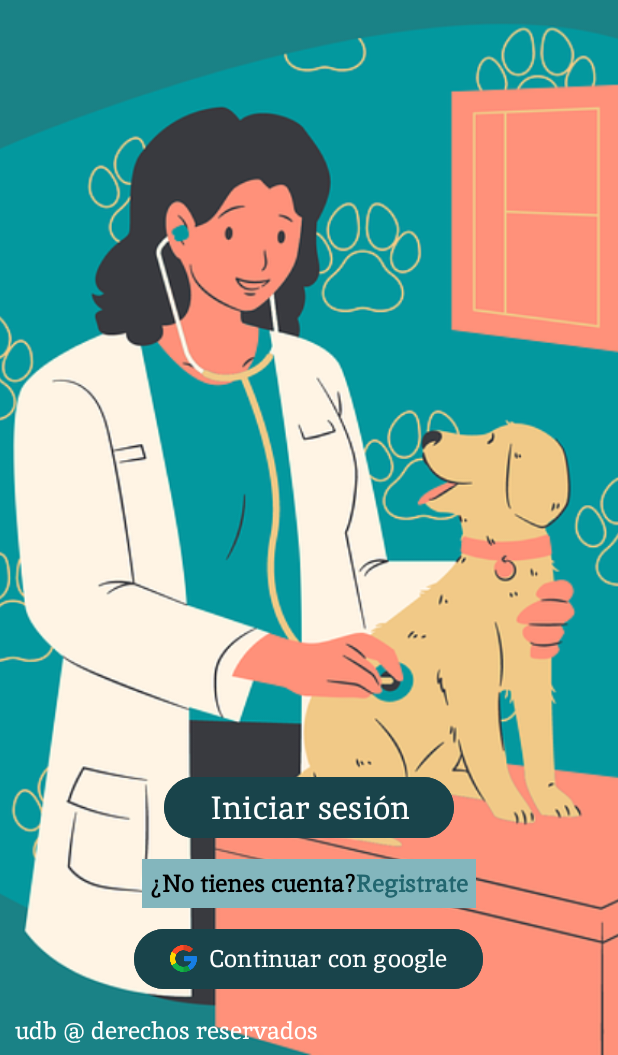
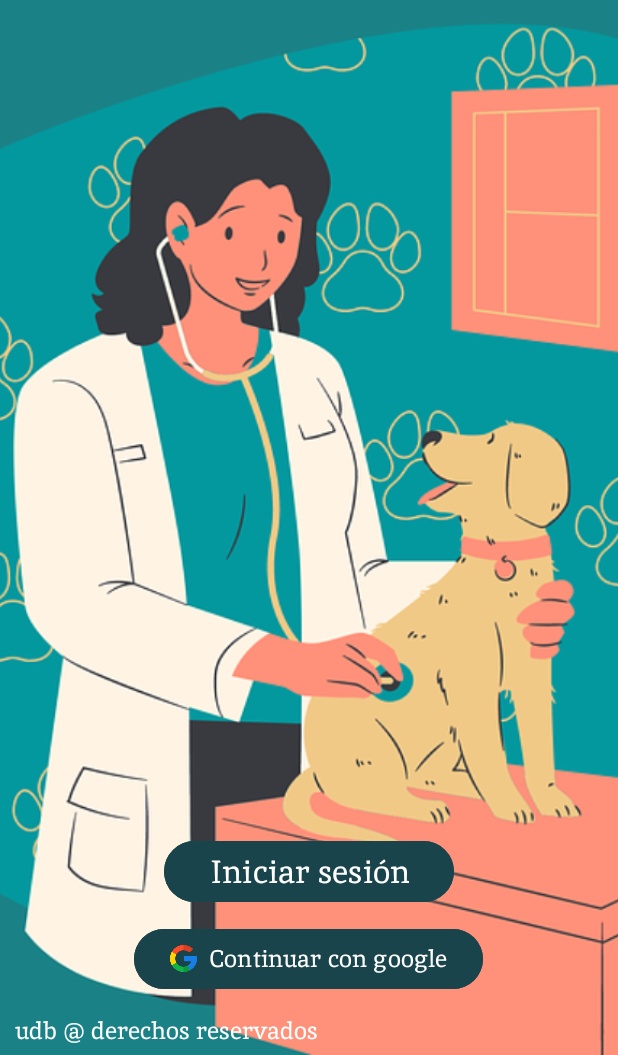
Before and after one commit to Exodimus/ProyectoDSM, an Android app: the screen it shows after launch (MainActivity), on a phone screen of 412 x 824 dp, the part 181-1236 px from its top. Run offline under Robolectric (Android 15) with nearby library versions, the phone set to English and light mode, and no system bars; our stand-ins replace Firebase (no records; nobody signed in at launch, a user with empty details on screens opened directly).

```diff
--- a/PawCareControl/app/src/main/AndroidManifest.xml
+++ b/PawCareControl/app/src/main/AndroidManifest.xml
@@ -12,6 +12,7 @@
         android:roundIcon="@mipmap/ic_launcher_round"
         android:supportsRtl="true"
         android:theme="@style/Theme.App.SplashScreen"
+        android:networkSecurityConfig="@xml/network_security_config"
         tools:targetApi="31">
         <activity
             android:name=".list_fragments.ListPetsFragment"
--- a/PawCareControl/app/src/main/java/com/example/pawcarecontrol/security_fragments/MainFragment.kt
+++ b/PawCareControl/app/src/main/java/com/example/pawcarecontrol/security_fragments/MainFragment.kt
@@ -1,7 +1,6 @@
 package com.example.pawcarecontrol.security_fragments
 
 import android.app.Activity
-import android.content.Intent
 import android.os.Bundle
 import androidx.fragment.app.Fragment
 import android.view.LayoutInflater
@@ -12,6 +11,7 @@ import android.widget.Toast
 import androidx.activity.result.contract.ActivityResultContracts
 import androidx.navigation.fragment.findNavController
 import com.example.pawcarecontrol.R
+import com.example.pawcarecontrol.model.User.UserClient
 import com.google.android.gms.auth.api.signin.GoogleSignIn
 import com.google.android.gms.auth.api.signin.GoogleSignInAccount
 import com.google.android.gms.auth.api.signin.GoogleSignInClient
@@ -19,9 +19,13 @@ import com.google.android.gms.auth.api.signin.GoogleSignInOptions
 import com.google.android.gms.tasks.Task
 import com.google.firebase.auth.FirebaseAuth
 import com.google.firebase.auth.GoogleAuthProvider
+import kotlinx.coroutines.CoroutineScope
+import kotlinx.coroutines.Dispatchers
+import kotlinx.coroutines.launch
+import kotlinx.coroutines.withContext
 
 class MainFragment : Fragment() {
-    private lateinit var auth : FirebaseAuth
+    private lateinit var auth: FirebaseAuth
     private lateinit var googleSignInClient: GoogleSignInClient
     override fun onCreateView(
         inflater: LayoutInflater, container: ViewGroup?,
@@ -35,17 +39,35 @@ class MainFragment : Fragment() {
             .requestEmail()
             .build()
 
-        googleSignInClient = GoogleSignIn.getClient(requireContext(),gso)
+        googleSignInClient = GoogleSignIn.getClient(requireContext(), gso)
         val signInButton = root.findViewById<Button>(R.id.sign_in_button)
 
-        signInButton.setOnClickListener{
+        signInButton.setOnClickListener {
             googleSignIn();
         }
 
         val btnToLogin = root.findViewById<Button>(R.id.btnToLogin)
 
-        btnToLogin.setOnClickListener{
-            findNavController().navigate(R.id.action_mainFragment_to_loginFragment)
+        btnToLogin.setOnClickListener {
+
+            CoroutineScope(Dispatchers.IO).launch {
+                try {
+                    val user = UserClient.service.getUserByEmailAndPass("dani@gmail.com", "password")
+                    // Actualizar la UI en el hilo principal
+                    withContext(Dispatchers.Main) {
+                        Toast.makeText(requireContext(), "Usuario: $user", Toast.LENGTH_LONG)
+                            .show()
+                    }
+                } catch (e: Exception) {
+                    withContext(Dispatchers.Main) {
+                        Toast.makeText(requireContext(), "Error: ${e.message}", Toast.LENGTH_LONG)
+                            .show()
+                        println(e)
+                    }
+                }
+            }
+
+            //findNavController().navigate(R.id.action_mainFragment_to_loginFragment)
         }
         return root
     }
@@ -55,32 +77,32 @@ class MainFragment : Fragment() {
         launcher.launch(signInClient)
     }
 
-    private val launcher = registerForActivityResult(ActivityResultContracts.StartActivityForResult()){
-            result->
-        if(result.resultCode == Activity.RESULT_OK){
-            val task = GoogleSignIn.getSignedInAccountFromIntent(result.data)
-            manageResults(task)
+    private val launcher =
+        registerForActivityResult(ActivityResultContracts.StartActivityForResult()) { result ->
+            if (result.resultCode == Activity.RESULT_OK) {
+                val task = GoogleSignIn.getSignedInAccountFromIntent(result.data)
+                manageResults(task)
+            }
         }
-    }
 
     private fun manageResults(task: Task<GoogleSignInAccount>) {
-        val account : GoogleSignInAccount? = task.result
+        val account: GoogleSignInAccount? = task.result
 
-        if(account != null){
-            val  credential = GoogleAuthProvider.getCredential(account.idToken,null)
-            auth.signInWithCredential(credential).addOnCompleteListener{
-                if(task.isSuccessful){
+        if (account != null) {
+            val credential = GoogleAuthProvider.getCredential(account.idToken, null)
+            auth.signInWithCredential(credential).addOnCompleteListener {
+                if (task.isSuccessful) {
                     val data = Bundle()
-                    data.putString("username",account.displayName)
+                    data.putString("username", account.displayName)
                     findNavController().navigate(R.id.action_mainFragment_to_doctors)
-                    Toast.makeText(requireContext(),"Iniciado", Toast.LENGTH_SHORT).show()
+                    Toast.makeText(requireContext(), "Iniciado", Toast.LENGTH_SHORT).show()
 
-                }else{
-                    Toast.makeText(requireContext(),"Iniciado", Toast.LENGTH_SHORT).show()
+                } else {
+                    Toast.makeText(requireContext(), "Iniciado", Toast.LENGTH_SHORT).show()
                 }
             }
-        }else{
-            Toast.makeText(requireContext(),task.exception.toString(), Toast.LENGTH_SHORT).show()
+        } else {
+            Toast.makeText(requireContext(), task.exception.toString(), Toast.LENGTH_SHORT).show()
         }
     }
 }
--- a/PawCareControl/app/src/main/res/layout/fragment_main.xml
+++ b/PawCareControl/app/src/main/res/layout/fragment_main.xml
@@ -65,34 +65,6 @@
                 android:backgroundTint="@color/dark_details"
                 android:textSize="21sp" />
 
-            <LinearLayout
-                android:layout_width="wrap_content"
-                android:layout_height="wrap_content"
-                android:orientation="horizontal"
-                android:layout_marginBottom="10dp"
-                android:background="@color/light_details"
-                android:padding="5dp">
-
-                <TextView
-                    android:layout_width="wrap_content"
-                    android:layout_height="wrap_content"
-                    android:fontFamily="@font/inika"
-                    android:text="¿No tienes cuenta?"
-                    android:textStyle="bold"
-                    android:textSize="16sp"
-                    android:textColor="@color/black"/>
-
-                <TextView
-                    android:layout_width="wrap_content"
-                    android:layout_height="wrap_content"
-                    android:fontFamily="@font/inika"
-                    android:text="Registrate"
-                    android:textStyle="bold"
-                    android:textSize="16sp"
-                    android:textColor="@color/secondary"/>
-
-            </LinearLayout>
-
             <Button
                 android:id="@+id/sign_in_button"
                 android:layout_width="wrap_content"
--- /dev/null
+++ b/PawCareControl/app/src/main/res/xml/network_security_config.xml
@@ -0,0 +1,6 @@
+<?xml version="1.0" encoding="utf-8"?>
+<network-security-config>
+    <domain-config cleartextTrafficPermitted="true">
+        <domain includeSubdomains="true">192.168.0.13</domain>
+    </domain-config>
+</network-security-config>
```
Also changed, not shown: PawCareControl/app/build.gradle.kts (+10 -0 lines), PawCareControl/app/src/main/java/com/example/pawcarecontrol/model/User/User.kt (added, +11 -0 lines), PawCareControl/app/src/main/java/com/example/pawcarecontrol/model/User/UserClient.kt (added, +13 -0 lines), PawCareControl/app/src/main/java/com/example/pawcarecontrol/model/User/UserService.kt (added, +9 -0 lines), PawCareControl/app/src/main/java/com/example/pawcarecontrol/model/User/UserType.kt (added, +7 -0 lines).
